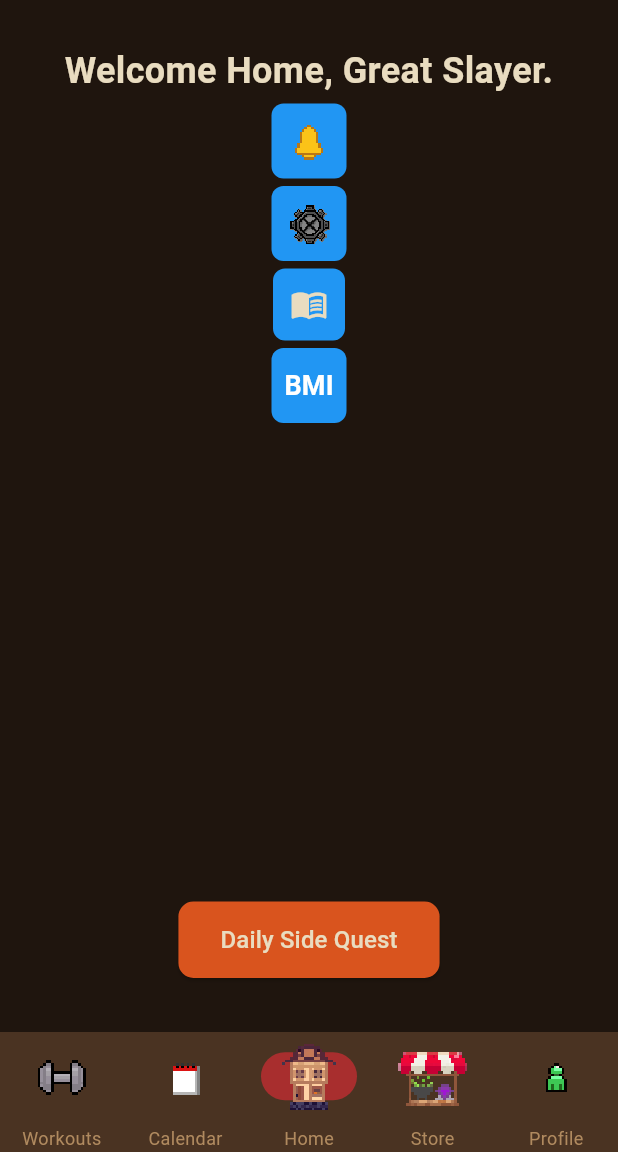
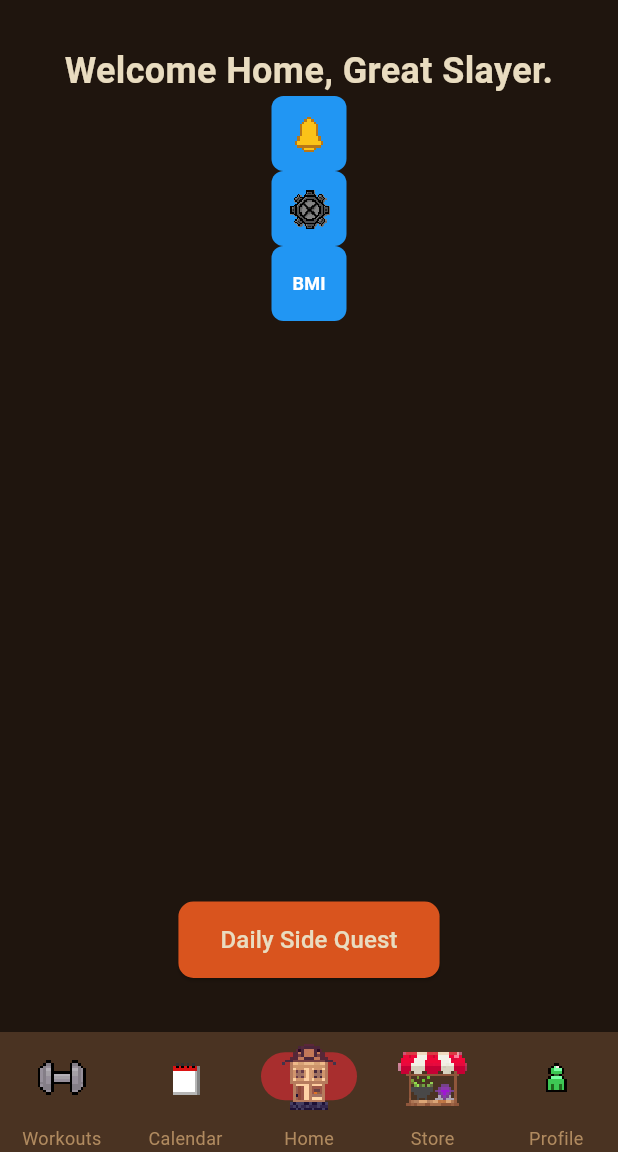
Before and after one commit to m1k3br4n6/fitness_slayer_app_s6, a Flutter app: the screen it shows once a user with an empty profile is signed in, on a phone screen of 412 x 824 dp, the part 84-1236 px from its top. Run offline on Flutter 3.47's test engine with Material 3 defaults, Android fonts, the phone set to English and light mode, and no system bars; our stand-ins replace circular_countdown_timer, cloud_firestore, firebase_auth, firebase_core, flutter_local_notifications, flutter_spinkit and 2 more; missing offline and left inert: muscle_mapper; accounts and stored records are empty.

Commit message:
Add files via upload

```diff
--- a/lib/screens/home.dart
+++ b/lib/screens/home.dart
@@ -1,6 +1,3 @@
-import 'package:fitness_slayer_01/screens/admin/equipment_management.dart';
-import 'package:fitness_slayer_01/screens/extra-features/info.dart';
-import 'package:fitness_slayer_01/screens/extra-features/work_in_progress_warning.dart';
 import 'package:fitness_slayer_01/screens/notifications/notifications.dart';
 import 'package:fitness_slayer_01/screens/notifications/side_quest.dart';
 import 'package:fitness_slayer_01/screens/planning/calendar.dart';
@@ -26,45 +23,32 @@ class Home extends StatefulWidget {
 }
 
 class _HomeState extends State<Home> {
-  final AuthService _auth = AuthService(); //instance of auth service
-  final user = FirebaseAuth.instance.currentUser; //get currently signed in user
+  final AuthService _auth = AuthService();
 
-  //bool for checking admin status
-  bool isAdmin = false;
   //keeps track of active tab; defaults to Home in the middle
   int _currentIndex = 2;
 
   @override
-  void initState() { //runs when stateful widget is first created
+  void initState() {
     super.initState();
 
-    //checks if current user is admin
-    final String uid = user?.uid ?? ''; //gets uid if user is not null, otherwise return empty string
-    if (uid == "6Iw3AiqlCObMc77PAbCLDsmaBbh2")
-    {
-      isAdmin = true;
-    }
-    else
-    {
-      isAdmin = false;
-    }
-
-    //checks users streak if needs reset
+    // Checks users streak if needs reset
     WidgetsBinding.instance.addPostFrameCallback((_) {
-      final String uid = user?.uid ?? '';
+      final user = context.read<myUser?>();
+      final String uid = user?.uid ?? FirebaseAuth.instance.currentUser?.uid ?? '';
       if (uid.isNotEmpty) {
         DatabaseService().checkAndUpdateStreakOnLaunch(uid);
       }
     });
   }
 
-  //custom pixel art icon
+  // Custom pixel art icon
   Widget pixelIcon(
       String path, {
         bool selected = false,
         double size = 57,
       }) {
-    //you can customize the sizes here without touching the pixel size
+    //u can customize the sizes here without touching the pixel size
     return Image.asset(
       path,
       width: size,
@@ -77,14 +61,14 @@ class _HomeState extends State<Home> {
 
   @override
   Widget build(BuildContext context) {
-    //pages ordered with home centred
+    //Pages ordered with home centred
     final List<Widget> pages = [
-      //workout page
+      // workout page
       const WorkoutPlanning(),
-      //calendar page
+      // calendar page
       const Calendar(),
 
-      //main dashboard hub
+      // main dashboard hub
       LayoutBuilder(
         builder: (context, constraints) {
           return SingleChildScrollView(
@@ -107,8 +91,6 @@ class _HomeState extends State<Home> {
                         ),
                       ),
 
-                      SizedBox(height: 5),
-
                       // Notifications button with pixel art
                       Container(
                         decoration: BoxDecoration(
@@ -127,14 +109,12 @@ class _HomeState extends State<Home> {
                             Navigator.push(
                               context,
                               MaterialPageRoute(
-                                builder: (context) => const WorkInProgressWarning(),
+                                builder: (context) => const Notifications(),
                               ),
                             );
                           },
                         ),
                       ),
-
-                      SizedBox(height: 5),
 
                       // Settings button with pixel art
                       Container(
@@ -154,42 +134,12 @@ class _HomeState extends State<Home> {
                             Navigator.push(
                               context,
                               MaterialPageRoute(
-                                builder: (context) => const WorkInProgressWarning(),
+                                builder: (context) => const AppSettings(),
                               ),
                             );
                           },
                         ),
                       ),
-
-                      SizedBox(height: 5),
-
-                      // Info button
-                      Container(
-                        decoration: BoxDecoration(
-                          color: Colors.blue,
-                          borderRadius: BorderRadius.circular(8),
-                        ),
-                        child: IconButton(
-                          constraints: const BoxConstraints(
-                            maxWidth: 50,
-                            maxHeight: 50,
-                          ),
-                          padding: EdgeInsets.zero,
-                          icon: Icon(Icons.menu_book),
-                          color: AppColors.parchmentWhite,
-                          iconSize: 25,
-                          onPressed: () {
-                            Navigator.push(
-                              context,
-                              MaterialPageRoute(
-                                builder: (context) => const Info(),
-                              ),
-                            );
-                          },
-                        ),
-                      ),
-
-                      SizedBox(height: 5),
 
                       // BMI button
                       Container(
@@ -218,46 +168,17 @@ class _HomeState extends State<Home> {
                           child: const Text(
                             'BMI',
                             style: TextStyle(
-                              fontSize: 18,
+                              fontSize: 12,
                               fontWeight: FontWeight.bold,
                             ),
                           ),
                         ),
                       ),
 
-                      SizedBox(height: 5),
-
-                      //admin only: equipment crud page button
-                      if (isAdmin) //only displays button if user is admin
-                      Container(
-                        decoration: BoxDecoration(
-                          color: Colors.amber,
-                          borderRadius: BorderRadius.circular(8),
-                        ),
-                        child: IconButton(
-                          constraints: const BoxConstraints(
-                            maxWidth: 50,
-                            maxHeight: 50,
-                          ),
-                          padding: EdgeInsets.zero,
-                          icon: Icon(Icons.admin_panel_settings),
-                          color: Colors.black87,
-                          iconSize:28,
-                          onPressed: () {
-                            Navigator.push(
-                              context,
-                              MaterialPageRoute(
-                                builder: (context) => const WorkInProgressWarning(),
-                              ),
-                            );
-                          },
-                        ),
-                      ),
-
                       // Empty spacer area for future campfire scenes, assets, GIFs, videos, or widgets
                       const Spacer(),
 
-                      //daily challenge side quest button anchored at the bottom
+                      // daily challenge button anchored at the bottom
                       ElevatedButton(
                         style: ElevatedButton.styleFrom(
                           backgroundColor: AppColors.flameOrange,
@@ -270,7 +191,7 @@ class _HomeState extends State<Home> {
                         onPressed: () {
                           Navigator.push(
                             context,
-                            MaterialPageRoute(builder: (context) => const WorkInProgressWarning()),
+                            MaterialPageRoute(builder: (context) => const SideQuest()),
                           );
                         },
                         child: Text('Daily Side Quest', style: TextStyle(color: AppColors.parchmentWhite, fontSize: 16)),
@@ -285,15 +206,17 @@ class _HomeState extends State<Home> {
         },
       ),
 
-      //store page
+      // store / shop page
       const Shop(),
 
-      //profile page
+      // profile page
       const Profile(),
     ];
 
     return Scaffold(
       appBar: MyAppBar(
+        // tapping the profile photo jumps to the Profile tab
+        onAvatarTap: () => setState(() => _currentIndex = 4),
         actions: [
           //logout button
           TextButton.icon(
@@ -308,7 +231,7 @@ class _HomeState extends State<Home> {
 
       backgroundColor: AppColors.obsidianBlack,
 
-      // IndexedStack keeps state alive so switching tabs doesn't wipe your screen data
+      //IndexedStack keeps state alive so switching tabs doesn't wipe your screen data
       body: IndexedStack(
         index: _currentIndex,
         children: pages,
@@ -331,7 +254,7 @@ class _HomeState extends State<Home> {
             });
           },
           destinations:  [
-            //workouts tab
+            // workouts tab
             NavigationDestination(
               icon: pixelIcon('assets/icons/workouts.png'),
               selectedIcon: pixelIcon(
@@ -341,7 +264,7 @@ class _HomeState extends State<Home> {
               label: 'Workouts',
             ),
 
-            //calendar tab
+            // calendar tab
             NavigationDestination(
               icon: pixelIcon('assets/icons/calendar.png'),
               selectedIcon: pixelIcon(
@@ -351,7 +274,7 @@ class _HomeState extends State<Home> {
               label: 'Calendar',
             ),
 
-            //home tab in middle
+            // home tab in middle
             NavigationDestination(
               icon: pixelIcon('assets/icons/home.png'),
               selectedIcon: pixelIcon(
@@ -361,7 +284,7 @@ class _HomeState extends State<Home> {
               label: 'Home',
             ),
 
-            //store tab
+            // store / shop tab
             NavigationDestination(
               icon: pixelIcon('assets/icons/store.png'),
               selectedIcon: pixelIcon(
@@ -371,7 +294,7 @@ class _HomeState extends State<Home> {
               label: 'Store',
             ),
 
-            //profile
+            // profile
             NavigationDestination(
               icon: pixelIcon('assets/icons/profile.png'),
               selectedIcon: pixelIcon(
```
